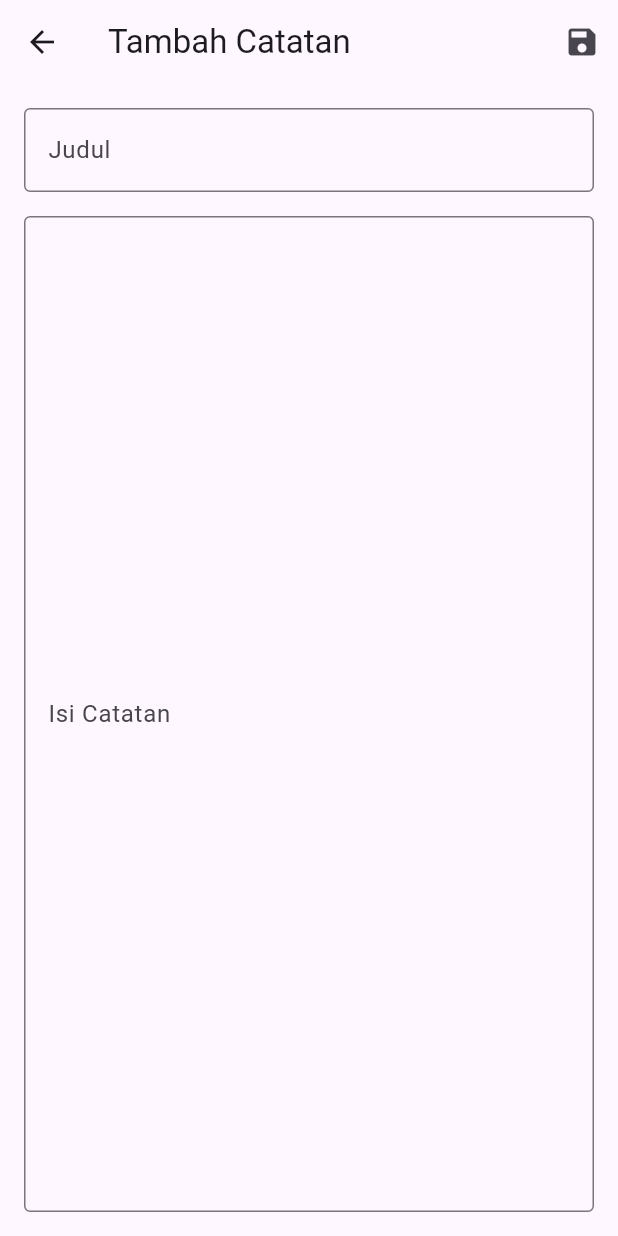
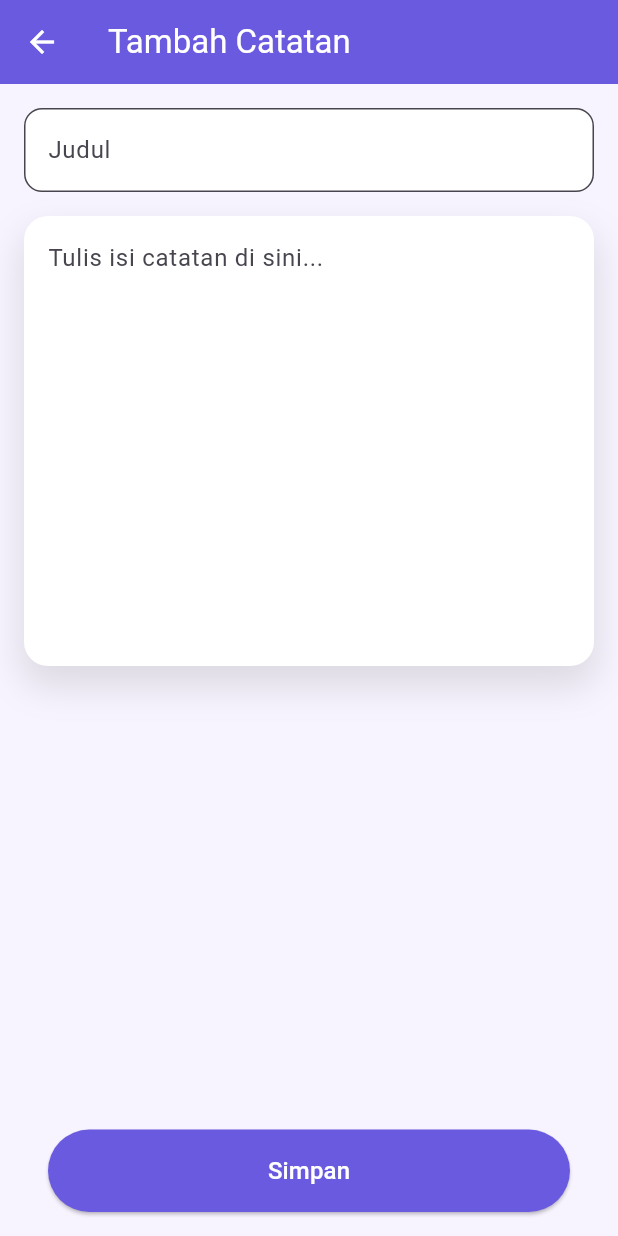
Before and after one commit to Th9o/aplikasi_catatan_rahasia, a Flutter app: the NoteEditorPage screen opened directly, on a phone screen of 412 x 824 dp. Run offline on Flutter 3.47's test engine with Material 3 defaults, Android fonts, the phone set to English and light mode, and no system bars; our stand-ins replace cloud_firestore, firebase_auth, firebase_core; missing offline and left inert: encrypt; accounts and stored records are empty; statements that could not run were skipped.

Commit message:
Update tampilan note_editor_page.dart

```diff
--- a/lib/screens/note_editor_page.dart
+++ b/lib/screens/note_editor_page.dart
@@ -24,7 +24,6 @@ class _NoteEditorPageState extends State<NoteEditorPage> {
   @override
   void initState() {
     super.initState();
-
     final content = widget.existingNoteContent ?? '';
     final title = content.split('\n').first;
     final body = content.split('\n').skip(1).join('\n');
@@ -58,10 +57,8 @@ class _NoteEditorPageState extends State<NoteEditorPage> {
       final fullNote = "$title\n$content";
 
       if (widget.existingNoteId != null) {
-        // Mode edit
         await _noteService.updateNote(userId, widget.existingNoteId!, fullNote);
       } else {
-        // Mode tambah
         await _noteService.saveNote(userId, fullNote);
       }
 
@@ -80,39 +77,78 @@ class _NoteEditorPageState extends State<NoteEditorPage> {
     final isEditMode = widget.existingNoteId != null;
 
     return Scaffold(
+      backgroundColor: const Color(0xFFF7F3FF),
       appBar: AppBar(
         title: Text(isEditMode ? 'Edit Catatan' : 'Tambah Catatan'),
-        actions: [
-          IconButton(
-            icon: const Icon(Icons.save),
-            tooltip: 'Simpan Catatan',
-            onPressed: _saveNote,
-          ),
-        ],
+        backgroundColor: const Color(0xFF6A5AE0),
+        foregroundColor: Colors.white,
       ),
-      body: Padding(
-        padding: const EdgeInsets.all(16.0),
+      body: SafeArea(
         child: Column(
           children: [
-            TextField(
-              controller: _titleController,
-              decoration: const InputDecoration(
-                labelText: 'Judul',
-                border: OutlineInputBorder(),
+            Expanded(
+              child: SingleChildScrollView(
+                padding: const EdgeInsets.all(16),
+                child: Column(
+                  crossAxisAlignment: CrossAxisAlignment.stretch,
+                  children: [
+                    TextField(
+                      controller: _titleController,
+                      decoration: InputDecoration(
+                        labelText: 'Judul',
+                        filled: true,
+                        fillColor: Colors.white,
+                        border: OutlineInputBorder(
+                          borderRadius: BorderRadius.circular(12),
+                        ),
+                      ),
+                    ),
+                    const SizedBox(height: 16),
+                    Container(
+                      constraints: const BoxConstraints(minHeight: 300), // agar terlihat tinggi
+                      padding: const EdgeInsets.all(16),
+                      decoration: BoxDecoration(
+                        color: Colors.white,
+                        borderRadius: BorderRadius.circular(16),
+                        boxShadow: [
+                          BoxShadow(
+                            color: Colors.grey.withOpacity(0.3),
+                            spreadRadius: 1,
+                            blurRadius: 20,
+                            offset: const Offset(0, 12), // Bayangan ke bawah
+                          ),
+                        ],
+                      ),
+                      child: TextField(
+                        controller: _contentController,
+                        decoration: const InputDecoration.collapsed(
+                          hintText: 'Tulis isi catatan di sini...',
+                        ),
+                        maxLines: null,
+                        keyboardType: TextInputType.multiline,
+                        style: const TextStyle(fontSize: 16),
+                      ),
+                    ),
+                  ],
+                ),
               ),
             ),
-            const SizedBox(height: 16),
-            Expanded(
-              child: TextField(
-                controller: _contentController,
-                decoration: const InputDecoration(
-                  labelText: 'Isi Catatan',
-                  alignLabelWithHint: true,
-                  border: OutlineInputBorder(),
+            Container(
+              padding: const EdgeInsets.symmetric(horizontal: 32, vertical: 16),
+              width: double.infinity,
+              child: ElevatedButton(
+                style: ElevatedButton.styleFrom(
+                  backgroundColor: const Color(0xFF6A5AE0),
+                  padding: const EdgeInsets.symmetric(vertical: 16),
+                  shape: RoundedRectangleBorder(
+                    borderRadius: BorderRadius.circular(30),
+                  ),
                 ),
-                maxLines: null,
-                expands: true,
-                keyboardType: TextInputType.multiline,
+                onPressed: _saveNote,
+                child: const Text(
+                  'Simpan',
+                  style: TextStyle(fontSize: 16, color: Colors.white),
+                ),
               ),
             ),
           ],
```
